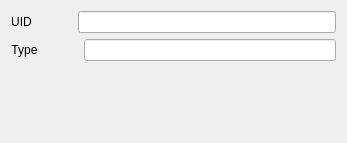
Above: GUI/cardwidget.ui from KaiQ/dat before the change. Below: the same form after it.
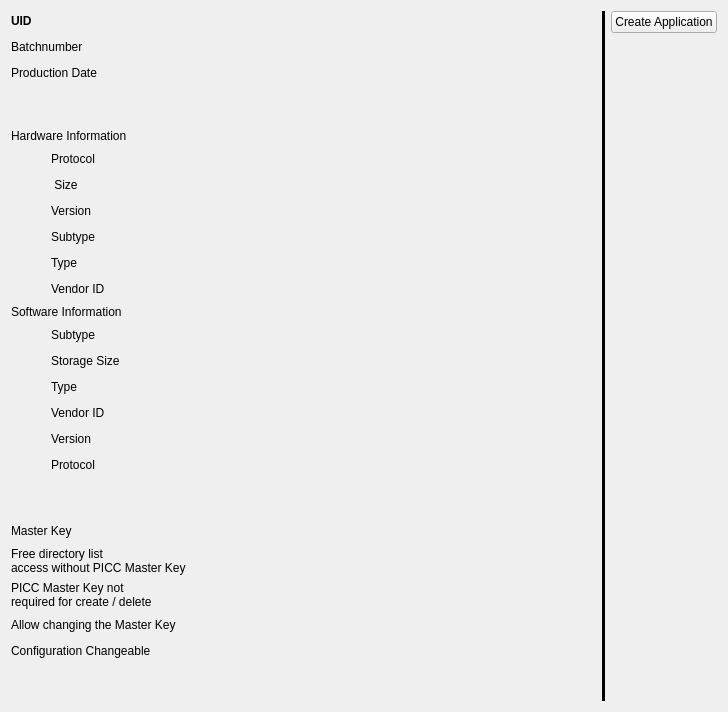
That is the form after the change.

```diff
--- a/GUI/cardwidget.ui
+++ b/GUI/cardwidget.ui
@@ -6,104 +6,1008 @@
    <rect>
     <x>0</x>
     <y>0</y>
-    <width>347</width>
-    <height>143</height>
+    <width>728</width>
+    <height>692</height>
    </rect>
   </property>
   <property name="windowTitle">
    <string>CardWidget</string>
   </property>
-  <layout class="QVBoxLayout" name="verticalLayout">
+  <layout class="QHBoxLayout" name="horizontalLayout_22">
    <item>
-    <layout class="QHBoxLayout" name="horizontalLayout">
+    <layout class="QVBoxLayout" name="verticalLayout_2">
      <item>
-      <widget class="QLabel" name="label">
-       <property name="minimumSize">
+      <layout class="QHBoxLayout" name="horizontalLayout">
+       <item>
+        <widget class="QLabel" name="label">
+         <property name="minimumSize">
+          <size>
+           <width>50</width>
+           <height>0</height>
+          </size>
+         </property>
+         <property name="font">
+          <font>
+           <weight>75</weight>
+           <bold>true</bold>
+          </font>
+         </property>
+         <property name="text">
+          <string>UID</string>
+         </property>
+         <property name="alignment">
+          <set>Qt::AlignLeading|Qt::AlignLeft|Qt::AlignVCenter</set>
+         </property>
+        </widget>
+       </item>
+       <item>
+        <spacer name="horizontalSpacer">
+         <property name="orientation">
+          <enum>Qt::Horizontal</enum>
+         </property>
+         <property name="sizeType">
+          <enum>QSizePolicy::Expanding</enum>
+         </property>
+         <property name="sizeHint" stdset="0">
+          <size>
+           <width>40</width>
+           <height>20</height>
+          </size>
+         </property>
+        </spacer>
+       </item>
+       <item>
+        <widget class="QLabel" name="uid">
+         <property name="text">
+          <string/>
+         </property>
+         <property name="textInteractionFlags">
+          <set>Qt::LinksAccessibleByMouse|Qt::TextSelectableByMouse</set>
+         </property>
+        </widget>
+       </item>
+      </layout>
+     </item>
+     <item>
+      <layout class="QHBoxLayout" name="horizontalLayout_2">
+       <item>
+        <widget class="QLabel" name="label_2">
+         <property name="text">
+          <string>Batchnumber</string>
+         </property>
+        </widget>
+       </item>
+       <item>
+        <spacer name="horizontalSpacer_14">
+         <property name="orientation">
+          <enum>Qt::Horizontal</enum>
+         </property>
+         <property name="sizeHint" stdset="0">
+          <size>
+           <width>40</width>
+           <height>20</height>
+          </size>
+         </property>
+        </spacer>
+       </item>
+       <item>
+        <widget class="QLabel" name="batchnumber">
+         <property name="text">
+          <string/>
+         </property>
+         <property name="textInteractionFlags">
+          <set>Qt::LinksAccessibleByMouse|Qt::TextSelectableByMouse</set>
+         </property>
+        </widget>
+       </item>
+      </layout>
+     </item>
+     <item>
+      <layout class="QHBoxLayout" name="horizontalLayout_3">
+       <item>
+        <widget class="QLabel" name="label_3">
+         <property name="text">
+          <string>Production Date</string>
+         </property>
+        </widget>
+       </item>
+       <item>
+        <spacer name="horizontalSpacer_15">
+         <property name="orientation">
+          <enum>Qt::Horizontal</enum>
+         </property>
+         <property name="sizeHint" stdset="0">
+          <size>
+           <width>40</width>
+           <height>20</height>
+          </size>
+         </property>
+        </spacer>
+       </item>
+       <item>
+        <widget class="QLabel" name="production_date">
+         <property name="text">
+          <string/>
+         </property>
+         <property name="textInteractionFlags">
+          <set>Qt::LinksAccessibleByMouse|Qt::TextSelectableByMouse</set>
+         </property>
+        </widget>
+       </item>
+      </layout>
+     </item>
+     <item>
+      <spacer name="verticalSpacer_2">
+       <property name="orientation">
+        <enum>Qt::Vertical</enum>
+       </property>
+       <property name="sizeType">
+        <enum>QSizePolicy::MinimumExpanding</enum>
+       </property>
+       <property name="sizeHint" stdset="0">
         <size>
-         <width>0</width>
-         <height>0</height>
+         <width>20</width>
+         <height>40</height>
         </size>
        </property>
+      </spacer>
+     </item>
+     <item>
+      <widget class="QLabel" name="label_4">
        <property name="text">
-        <string>UID</string>
+        <string>Hardware Information</string>
        </property>
-       <property name="alignment">
-        <set>Qt::AlignCenter</set>
+      </widget>
+     </item>
+     <item>
+      <layout class="QHBoxLayout" name="horizontalLayout_9">
+       <item>
+        <spacer name="horizontalSpacer_7">
+         <property name="orientation">
+          <enum>Qt::Horizontal</enum>
+         </property>
+         <property name="sizeType">
+          <enum>QSizePolicy::Maximum</enum>
+         </property>
+         <property name="sizeHint" stdset="0">
+          <size>
+           <width>40</width>
+           <height>20</height>
+          </size>
+         </property>
+        </spacer>
+       </item>
+       <item>
+        <widget class="QLabel" name="label_14">
+         <property name="text">
+          <string>Protocol</string>
+         </property>
+        </widget>
+       </item>
+       <item>
+        <spacer name="horizontalSpacer_21">
+         <property name="orientation">
+          <enum>Qt::Horizontal</enum>
+         </property>
+         <property name="sizeHint" stdset="0">
+          <size>
+           <width>40</width>
+           <height>20</height>
+          </size>
+         </property>
+        </spacer>
+       </item>
+       <item>
+        <widget class="QLabel" name="hardware_protocol">
+         <property name="text">
+          <string/>
+         </property>
+         <property name="textInteractionFlags">
+          <set>Qt::LinksAccessibleByMouse|Qt::TextSelectableByMouse</set>
+         </property>
+        </widget>
+       </item>
+      </layout>
+     </item>
+     <item>
+      <layout class="QHBoxLayout" name="horizontalLayout_8">
+       <item>
+        <spacer name="horizontalSpacer_6">
+         <property name="orientation">
+          <enum>Qt::Horizontal</enum>
+         </property>
+         <property name="sizeType">
+          <enum>QSizePolicy::Maximum</enum>
+         </property>
+         <property name="sizeHint" stdset="0">
+          <size>
+           <width>40</width>
+           <height>20</height>
+          </size>
+         </property>
+        </spacer>
+       </item>
+       <item>
+        <widget class="QLabel" name="label_15">
+         <property name="text">
+          <string> Size</string>
+         </property>
+        </widget>
+       </item>
+       <item>
+        <spacer name="horizontalSpacer_20">
+         <property name="orientation">
+          <enum>Qt::Horizontal</enum>
+         </property>
+         <property name="sizeHint" stdset="0">
+          <size>
+           <width>40</width>
+           <height>20</height>
+          </size>
+         </property>
+        </spacer>
+       </item>
+       <item>
+        <widget class="QLabel" name="hardware_storage_size">
+         <property name="text">
+          <string/>
+         </property>
+         <property name="textInteractionFlags">
+          <set>Qt::LinksAccessibleByMouse|Qt::TextSelectableByMouse</set>
+         </property>
+        </widget>
+       </item>
+      </layout>
+     </item>
+     <item>
+      <layout class="QHBoxLayout" name="horizontalLayout_7">
+       <item>
+        <spacer name="horizontalSpacer_5">
+         <property name="orientation">
+          <enum>Qt::Horizontal</enum>
+         </property>
+         <property name="sizeType">
+          <enum>QSizePolicy::Maximum</enum>
+         </property>
+         <property name="sizeHint" stdset="0">
+          <size>
+           <width>40</width>
+           <height>20</height>
+          </size>
+         </property>
+        </spacer>
+       </item>
+       <item>
+        <widget class="QLabel" name="label_16">
+         <property name="text">
+          <string>Version</string>
+         </property>
+        </widget>
+       </item>
+       <item>
+        <spacer name="horizontalSpacer_19">
+         <property name="orientation">
+          <enum>Qt::Horizontal</enum>
+         </property>
+         <property name="sizeHint" stdset="0">
+          <size>
+           <width>40</width>
+           <height>20</height>
+          </size>
+         </property>
+        </spacer>
+       </item>
+       <item>
+        <widget class="QLabel" name="hardware_version">
+         <property name="text">
+          <string/>
+         </property>
+         <property name="textInteractionFlags">
+          <set>Qt::LinksAccessibleByMouse|Qt::TextSelectableByMouse</set>
+         </property>
+        </widget>
+       </item>
+      </layout>
+     </item>
+     <item>
+      <layout class="QHBoxLayout" name="horizontalLayout_6">
+       <item>
+        <spacer name="horizontalSpacer_4">
+         <property name="orientation">
+          <enum>Qt::Horizontal</enum>
+         </property>
+         <property name="sizeType">
+          <enum>QSizePolicy::Maximum</enum>
+         </property>
+         <property name="sizeHint" stdset="0">
+          <size>
+           <width>40</width>
+           <height>20</height>
+          </size>
+         </property>
+        </spacer>
+       </item>
+       <item>
+        <widget class="QLabel" name="label_17">
+         <property name="text">
+          <string>Subtype</string>
+         </property>
+        </widget>
+       </item>
+       <item>
+        <spacer name="horizontalSpacer_18">
+         <property name="orientation">
+          <enum>Qt::Horizontal</enum>
+         </property>
+         <property name="sizeHint" stdset="0">
+          <size>
+           <width>40</width>
+           <height>20</height>
+          </size>
+         </property>
+        </spacer>
+       </item>
+       <item>
+        <widget class="QLabel" name="hardware_subtype">
+         <property name="text">
+          <string/>
+         </property>
+         <property name="textInteractionFlags">
+          <set>Qt::LinksAccessibleByMouse|Qt::TextSelectableByMouse</set>
+         </property>
+        </widget>
+       </item>
+      </layout>
+     </item>
+     <item>
+      <layout class="QHBoxLayout" name="horizontalLayout_5">
+       <item>
+        <spacer name="horizontalSpacer_3">
+         <property name="orientation">
+          <enum>Qt::Horizontal</enum>
+         </property>
+         <property name="sizeType">
+          <enum>QSizePolicy::Maximum</enum>
+         </property>
+         <property name="sizeHint" stdset="0">
+          <size>
+           <width>40</width>
+           <height>20</height>
+          </size>
+         </property>
+        </spacer>
+       </item>
+       <item>
+        <widget class="QLabel" name="label_18">
+         <property name="text">
+          <string>Type</string>
+         </property>
+        </widget>
+       </item>
+       <item>
+        <spacer name="horizontalSpacer_17">
+         <property name="orientation">
+          <enum>Qt::Horizontal</enum>
+         </property>
+         <property name="sizeHint" stdset="0">
+          <size>
+           <width>40</width>
+           <height>20</height>
+          </size>
+         </property>
+        </spacer>
+       </item>
+       <item>
+        <widget class="QLabel" name="hardware_type">
+         <property name="text">
+          <string/>
+         </property>
+         <property name="textInteractionFlags">
+          <set>Qt::LinksAccessibleByMouse|Qt::TextSelectableByMouse</set>
+         </property>
+        </widget>
+       </item>
+      </layout>
+     </item>
+     <item>
+      <layout class="QHBoxLayout" name="horizontalLayout_4">
+       <item>
+        <spacer name="horizontalSpacer_2">
+         <property name="orientation">
+          <enum>Qt::Horizontal</enum>
+         </property>
+         <property name="sizeType">
+          <enum>QSizePolicy::Maximum</enum>
+         </property>
+         <property name="sizeHint" stdset="0">
+          <size>
+           <width>40</width>
+           <height>20</height>
+          </size>
+         </property>
+        </spacer>
+       </item>
+       <item>
+        <widget class="QLabel" name="label_21">
+         <property name="text">
+          <string>Vendor ID</string>
+         </property>
+        </widget>
+       </item>
+       <item>
+        <spacer name="horizontalSpacer_16">
+         <property name="orientation">
+          <enum>Qt::Horizontal</enum>
+         </property>
+         <property name="sizeHint" stdset="0">
+          <size>
+           <width>40</width>
+           <height>20</height>
+          </size>
+         </property>
+        </spacer>
+       </item>
+       <item>
+        <widget class="QLabel" name="hardware_vendor_id">
+         <property name="text">
+          <string/>
+         </property>
+         <property name="textInteractionFlags">
+          <set>Qt::LinksAccessibleByMouse|Qt::TextSelectableByMouse</set>
+         </property>
+        </widget>
+       </item>
+      </layout>
+     </item>
+     <item>
+      <widget class="QLabel" name="label_13">
+       <property name="text">
+        <string>Software Information</string>
        </property>
       </widget>
      </item>
      <item>
-      <spacer name="horizontalSpacer">
+      <layout class="QHBoxLayout" name="horizontalLayout_13">
+       <item>
+        <spacer name="horizontalSpacer_10">
+         <property name="orientation">
+          <enum>Qt::Horizontal</enum>
+         </property>
+         <property name="sizeType">
+          <enum>QSizePolicy::Maximum</enum>
+         </property>
+         <property name="sizeHint" stdset="0">
+          <size>
+           <width>40</width>
+           <height>20</height>
+          </size>
+         </property>
+        </spacer>
+       </item>
+       <item>
+        <widget class="QLabel" name="label_6">
+         <property name="text">
+          <string>Subtype</string>
+         </property>
+        </widget>
+       </item>
+       <item>
+        <spacer name="horizontalSpacer_24">
+         <property name="orientation">
+          <enum>Qt::Horizontal</enum>
+         </property>
+         <property name="sizeHint" stdset="0">
+          <size>
+           <width>40</width>
+           <height>20</height>
+          </size>
+         </property>
+        </spacer>
+       </item>
+       <item>
+        <widget class="QLabel" name="software_subtype">
+         <property name="text">
+          <string/>
+         </property>
+         <property name="textInteractionFlags">
+          <set>Qt::LinksAccessibleByMouse|Qt::TextSelectableByMouse</set>
+         </property>
+        </widget>
+       </item>
+      </layout>
+     </item>
+     <item>
+      <layout class="QHBoxLayout" name="horizontalLayout_15">
+       <item>
+        <spacer name="horizontalSpacer_12">
+         <property name="orientation">
+          <enum>Qt::Horizontal</enum>
+         </property>
+         <property name="sizeType">
+          <enum>QSizePolicy::Maximum</enum>
+         </property>
+         <property name="sizeHint" stdset="0">
+          <size>
+           <width>40</width>
+           <height>20</height>
+          </size>
+         </property>
+        </spacer>
+       </item>
+       <item>
+        <widget class="QLabel" name="label_8">
+         <property name="text">
+          <string>Storage Size</string>
+         </property>
+        </widget>
+       </item>
+       <item>
+        <spacer name="horizontalSpacer_26">
+         <property name="orientation">
+          <enum>Qt::Horizontal</enum>
+         </property>
+         <property name="sizeHint" stdset="0">
+          <size>
+           <width>40</width>
+           <height>20</height>
+          </size>
+         </property>
+        </spacer>
+       </item>
+       <item>
+        <widget class="QLabel" name="software_storage_size">
+         <property name="text">
+          <string/>
+         </property>
+         <property name="textInteractionFlags">
+          <set>Qt::LinksAccessibleByMouse|Qt::TextSelectableByMouse</set>
+         </property>
+        </widget>
+       </item>
+      </layout>
+     </item>
+     <item>
+      <layout class="QHBoxLayout" name="horizontalLayout_12">
+       <item>
+        <spacer name="horizontalSpacer_9">
+         <property name="orientation">
+          <enum>Qt::Horizontal</enum>
+         </property>
+         <property name="sizeType">
+          <enum>QSizePolicy::Maximum</enum>
+         </property>
+         <property name="sizeHint" stdset="0">
+          <size>
+           <width>40</width>
+           <height>20</height>
+          </size>
+         </property>
+        </spacer>
+       </item>
+       <item>
+        <widget class="QLabel" name="label_5">
+         <property name="text">
+          <string>Type</string>
+         </property>
+        </widget>
+       </item>
+       <item>
+        <spacer name="horizontalSpacer_23">
+         <property name="orientation">
+          <enum>Qt::Horizontal</enum>
+         </property>
+         <property name="sizeHint" stdset="0">
+          <size>
+           <width>40</width>
+           <height>20</height>
+          </size>
+         </property>
+        </spacer>
+       </item>
+       <item>
+        <widget class="QLabel" name="software_type">
+         <property name="text">
+          <string/>
+         </property>
+         <property name="textInteractionFlags">
+          <set>Qt::LinksAccessibleByMouse|Qt::TextSelectableByMouse</set>
+         </property>
+        </widget>
+       </item>
+      </layout>
+     </item>
+     <item>
+      <layout class="QHBoxLayout" name="horizontalLayout_11">
+       <item>
+        <spacer name="horizontalSpacer_8">
+         <property name="orientation">
+          <enum>Qt::Horizontal</enum>
+         </property>
+         <property name="sizeType">
+          <enum>QSizePolicy::Maximum</enum>
+         </property>
+         <property name="sizeHint" stdset="0">
+          <size>
+           <width>40</width>
+           <height>20</height>
+          </size>
+         </property>
+        </spacer>
+       </item>
+       <item>
+        <widget class="QLabel" name="label_12">
+         <property name="text">
+          <string>Vendor ID</string>
+         </property>
+        </widget>
+       </item>
+       <item>
+        <spacer name="horizontalSpacer_22">
+         <property name="orientation">
+          <enum>Qt::Horizontal</enum>
+         </property>
+         <property name="sizeHint" stdset="0">
+          <size>
+           <width>40</width>
+           <height>20</height>
+          </size>
+         </property>
+        </spacer>
+       </item>
+       <item>
+        <widget class="QLabel" name="software_vendor_id">
+         <property name="text">
+          <string/>
+         </property>
+         <property name="textInteractionFlags">
+          <set>Qt::LinksAccessibleByMouse|Qt::TextSelectableByMouse</set>
+         </property>
+        </widget>
+       </item>
+      </layout>
+     </item>
+     <item>
+      <layout class="QHBoxLayout" name="horizontalLayout_14">
+       <item>
+        <spacer name="horizontalSpacer_11">
+         <property name="orientation">
+          <enum>Qt::Horizontal</enum>
+         </property>
+         <property name="sizeType">
+          <enum>QSizePolicy::Maximum</enum>
+         </property>
+         <property name="sizeHint" stdset="0">
+          <size>
+           <width>40</width>
+           <height>20</height>
+          </size>
+         </property>
+        </spacer>
+       </item>
+       <item>
+        <widget class="QLabel" name="label_7">
+         <property name="text">
+          <string>Version</string>
+         </property>
+        </widget>
+       </item>
+       <item>
+        <spacer name="horizontalSpacer_25">
+         <property name="orientation">
+          <enum>Qt::Horizontal</enum>
+         </property>
+         <property name="sizeHint" stdset="0">
+          <size>
+           <width>40</width>
+           <height>20</height>
+          </size>
+         </property>
+        </spacer>
+       </item>
+       <item>
+        <widget class="QLabel" name="software_version">
+         <property name="text">
+          <string/>
+         </property>
+         <property name="textInteractionFlags">
+          <set>Qt::LinksAccessibleByMouse|Qt::TextSelectableByMouse</set>
+         </property>
+        </widget>
+       </item>
+      </layout>
+     </item>
+     <item>
+      <layout class="QHBoxLayout" name="horizontalLayout_16">
+       <item>
+        <spacer name="horizontalSpacer_13">
+         <property name="orientation">
+          <enum>Qt::Horizontal</enum>
+         </property>
+         <property name="sizeType">
+          <enum>QSizePolicy::Maximum</enum>
+         </property>
+         <property name="sizeHint" stdset="0">
+          <size>
+           <width>40</width>
+           <height>20</height>
+          </size>
+         </property>
+        </spacer>
+       </item>
+       <item>
+        <widget class="QLabel" name="label_9">
+         <property name="text">
+          <string>Protocol</string>
+         </property>
+        </widget>
+       </item>
+       <item>
+        <spacer name="horizontalSpacer_27">
+         <property name="orientation">
+          <enum>Qt::Horizontal</enum>
+         </property>
+         <property name="sizeHint" stdset="0">
+          <size>
+           <width>40</width>
+           <height>20</height>
+          </size>
+         </property>
+        </spacer>
+       </item>
+       <item>
+        <widget class="QLabel" name="software_protocol">
+         <property name="text">
+          <string/>
+         </property>
+         <property name="textInteractionFlags">
+          <set>Qt::LinksAccessibleByMouse|Qt::TextSelectableByMouse</set>
+         </property>
+        </widget>
+       </item>
+      </layout>
+     </item>
+     <item>
+      <spacer name="verticalSpacer_3">
        <property name="orientation">
-        <enum>Qt::Horizontal</enum>
+        <enum>Qt::Vertical</enum>
        </property>
        <property name="sizeType">
-        <enum>QSizePolicy::Preferred</enum>
+        <enum>QSizePolicy::MinimumExpanding</enum>
        </property>
        <property name="sizeHint" stdset="0">
         <size>
-         <width>40</width>
-         <height>20</height>
+         <width>20</width>
+         <height>40</height>
         </size>
        </property>
       </spacer>
      </item>
      <item>
-      <widget class="QLineEdit" name="lineEdit"/>
+      <layout class="QHBoxLayout" name="horizontalLayout_17">
+       <item>
+        <widget class="QLabel" name="label_10">
+         <property name="text">
+          <string>Master Key</string>
+         </property>
+        </widget>
+       </item>
+       <item>
+        <spacer name="horizontalSpacer_28">
+         <property name="orientation">
+          <enum>Qt::Horizontal</enum>
+         </property>
+         <property name="sizeHint" stdset="0">
+          <size>
+           <width>40</width>
+           <height>20</height>
+          </size>
+         </property>
+        </spacer>
+       </item>
+       <item>
+        <widget class="QLabel" name="master_key">
+         <property name="text">
+          <string/>
+         </property>
+         <property name="textInteractionFlags">
+          <set>Qt::LinksAccessibleByMouse|Qt::TextSelectableByMouse</set>
+         </property>
+        </widget>
+       </item>
+      </layout>
      </item>
-    </layout>
-   </item>
-   <item>
-    <layout class="QHBoxLayout" name="horizontalLayout_2">
      <item>
-      <widget class="QLabel" name="label_2">
-       <property name="minimumSize">
-        <size>
-         <width>0</width>
-         <height>0</height>
-        </size>
-       </property>
-       <property name="text">
-        <string>Type</string>
-       </property>
-       <property name="alignment">
-        <set>Qt::AlignCenter</set>
-       </property>
-      </widget>
+      <layout class="QHBoxLayout" name="horizontalLayout_20">
+       <item>
+        <widget class="QLabel" name="label_23">
+         <property name="text">
+          <string>Free directory list
+access without PICC Master Key</string>
+         </property>
+        </widget>
+       </item>
+       <item>
+        <spacer name="horizontalSpacer_31">
+         <property name="orientation">
+          <enum>Qt::Horizontal</enum>
+         </property>
+         <property name="sizeHint" stdset="0">
+          <size>
+           <width>40</width>
+           <height>20</height>
+          </size>
+         </property>
+        </spacer>
+       </item>
+       <item>
+        <widget class="QLabel" name="free_directory_list_access">
+         <property name="text">
+          <string/>
+         </property>
+         <property name="textInteractionFlags">
+          <set>Qt::LinksAccessibleByMouse|Qt::TextSelectableByMouse</set>
+         </property>
+        </widget>
+       </item>
+      </layout>
      </item>
      <item>
-      <spacer name="horizontalSpacer_2">
+      <layout class="QHBoxLayout" name="horizontalLayout_19">
+       <item>
+        <widget class="QLabel" name="label_24">
+         <property name="text">
+          <string>PICC Master Key not
+required for create / delete</string>
+         </property>
+        </widget>
+       </item>
+       <item>
+        <spacer name="horizontalSpacer_30">
+         <property name="orientation">
+          <enum>Qt::Horizontal</enum>
+         </property>
+         <property name="sizeHint" stdset="0">
+          <size>
+           <width>40</width>
+           <height>20</height>
+          </size>
+         </property>
+        </spacer>
+       </item>
+       <item>
+        <widget class="QLabel" name="master_key_not_req">
+         <property name="text">
+          <string/>
+         </property>
+         <property name="textInteractionFlags">
+          <set>Qt::LinksAccessibleByMouse|Qt::TextSelectableByMouse</set>
+         </property>
+        </widget>
+       </item>
+      </layout>
+     </item>
+     <item>
+      <layout class="QHBoxLayout" name="horizontalLayout_21">
+       <item>
+        <widget class="QLabel" name="label_22">
+         <property name="text">
+          <string>Allow changing the Master Key</string>
+         </property>
+        </widget>
+       </item>
+       <item>
+        <spacer name="horizontalSpacer_32">
+         <property name="orientation">
+          <enum>Qt::Horizontal</enum>
+         </property>
+         <property name="sizeHint" stdset="0">
+          <size>
+           <width>40</width>
+           <height>20</height>
+          </size>
+         </property>
+        </spacer>
+       </item>
+       <item>
+        <widget class="QLabel" name="allow_change_master_key">
+         <property name="text">
+          <string/>
+         </property>
+         <property name="textInteractionFlags">
+          <set>Qt::LinksAccessibleByMouse|Qt::TextSelectableByMouse</set>
+         </property>
+        </widget>
+       </item>
+      </layout>
+     </item>
+     <item>
+      <layout class="QHBoxLayout" name="horizontalLayout_18">
+       <item>
+        <widget class="QLabel" name="label_11">
+         <property name="text">
+          <string>Configuration Changeable</string>
+         </property>
+        </widget>
+       </item>
+       <item>
+        <spacer name="horizontalSpacer_29">
+         <property name="orientation">
+          <enum>Qt::Horizontal</enum>
+         </property>
+         <property name="sizeHint" stdset="0">
+          <size>
+           <width>40</width>
+           <height>20</height>
+          </size>
+         </property>
+        </spacer>
+       </item>
+       <item>
+        <widget class="QLabel" name="config_changeable">
+         <property name="text">
+          <string/>
+         </property>
+         <property name="textInteractionFlags">
+          <set>Qt::LinksAccessibleByMouse|Qt::TextSelectableByMouse</set>
+         </property>
+        </widget>
+       </item>
+      </layout>
+     </item>
+     <item>
+      <spacer name="verticalSpacer">
        <property name="orientation">
-        <enum>Qt::Horizontal</enum>
+        <enum>Qt::Vertical</enum>
        </property>
        <property name="sizeType">
-        <enum>QSizePolicy::Preferred</enum>
+        <enum>QSizePolicy::Minimum</enum>
        </property>
        <property name="sizeHint" stdset="0">
         <size>
-         <width>40</width>
-         <height>20</height>
+         <width>20</width>
+         <height>40</height>
         </size>
        </property>
       </spacer>
      </item>
-     <item>
-      <widget class="QLineEdit" name="lineEdit_2"/>
-     </item>
     </layout>
    </item>
    <item>
-    <spacer name="verticalSpacer">
+    <widget class="Line" name="line">
+     <property name="frameShadow">
+      <enum>QFrame::Plain</enum>
+     </property>
+     <property name="lineWidth">
+      <number>3</number>
+     </property>
      <property name="orientation">
       <enum>Qt::Vertical</enum>
      </property>
-     <property name="sizeHint" stdset="0">
-      <size>
-       <width>20</width>
-       <height>40</height>
-      </size>
-     </property>
-    </spacer>
+    </widget>
+   </item>
+   <item>
+    <layout class="QVBoxLayout" name="verticalLayout">
+     <item>
+      <widget class="QPushButton" name="pushButton">
+       <property name="text">
+        <string>Create Application</string>
+       </property>
+      </widget>
+     </item>
+     <item>
+      <spacer name="verticalSpacer_4">
+       <property name="orientation">
+        <enum>Qt::Vertical</enum>
+       </property>
+       <property name="sizeHint" stdset="0">
+        <size>
+         <width>20</width>
+         <height>40</height>
+        </size>
+       </property>
+      </spacer>
+     </item>
+    </layout>
    </item>
   </layout>
  </widget>
```
